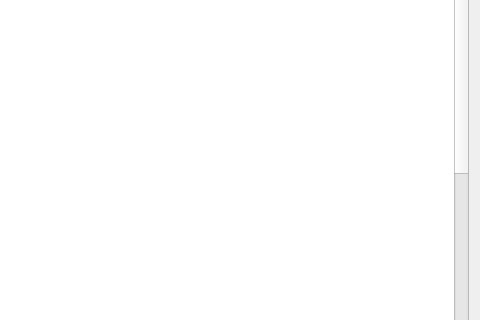
Before: the Qt Designer form about.ui in nie11kun/HorizonJuicerCreator, drawn with Qt 5; both pictures show x 820 to 1300 and y 220 to 540 of the 1300 by 689 pixel window.
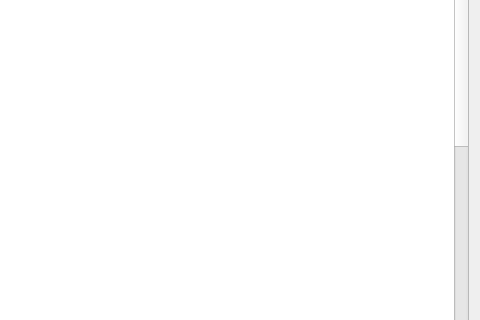
After: the same form once the commit is applied.

```diff
--- a/about.ui
+++ b/about.ui
@@ -82,6 +82,7 @@
 &lt;p style=&quot;-qt-paragraph-type:empty; margin-top:0px; margin-bottom:0px; margin-left:0px; margin-right:0px; -qt-block-indent:0; text-indent:0px; font-family:'MS Shell Dlg 2'; font-size:13pt;&quot;&gt;&lt;br /&gt;&lt;/p&gt;
 &lt;p style=&quot; margin-top:0px; margin-bottom:0px; margin-left:0px; margin-right:0px; -qt-block-indent:0; text-indent:0px;&quot;&gt;&lt;span style=&quot; font-family:'MS Shell Dlg 2'; font-size:13pt;&quot;&gt;隐藏功能激活：&lt;/span&gt;&lt;/p&gt;
 &lt;p style=&quot; margin-top:0px; margin-bottom:0px; margin-left:0px; margin-right:0px; -qt-block-indent:0; text-indent:0px;&quot;&gt;&lt;span style=&quot; font-family:'MS Shell Dlg 2'; font-size:13pt;&quot;&gt;  -通用齿形模块：变量表修改DRESSER[114]=1&lt;/span&gt;&lt;/p&gt;
+&lt;p style=&quot; margin-top:0px; margin-bottom:0px; margin-left:0px; margin-right:0px; -qt-block-indent:0; text-indent:0px;&quot;&gt;&lt;span style=&quot; font-family:'MS Shell Dlg 2'; font-size:13pt;&quot;&gt;  -通用齿形模块齿形右侧高低微调: 变量表修改INI[87], 需要调整接触角但不想改圆弧时可微调此处&lt;/span&gt;&lt;/p&gt;
 &lt;p style=&quot; margin-top:0px; margin-bottom:0px; margin-left:0px; margin-right:0px; -qt-block-indent:0; text-indent:0px;&quot;&gt;&lt;span style=&quot; font-family:'MS Shell Dlg 2'; font-size:13pt;&quot;&gt;  -界面头数修整参数显示：变量表修改WORK[4]=1&lt;/span&gt;&lt;/p&gt;
 &lt;p style=&quot; margin-top:0px; margin-bottom:0px; margin-left:0px; margin-right:0px; -qt-block-indent:0; text-indent:0px;&quot;&gt;&lt;span style=&quot; font-family:'MS Shell Dlg 2'; font-size:13pt;&quot;&gt;  -恒转速模式：变量表修改INI[144]=1&lt;/span&gt;&lt;/p&gt;
 &lt;p style=&quot; margin-top:0px; margin-bottom:0px; margin-left:0px; margin-right:0px; -qt-block-indent:0; text-indent:0px;&quot;&gt;&lt;span style=&quot; font-family:'MS Shell Dlg 2'; font-size:13pt;&quot;&gt;  -扩展工艺：变量表修改PROCESS[15]=1&lt;/span&gt;&lt;/p&gt;
@@ -96,7 +97,10 @@
 &lt;p style=&quot; margin-top:0px; margin-bottom:0px; margin-left:0px; margin-right:0px; -qt-block-indent:0; text-indent:0px;&quot;&gt;&lt;span style=&quot; font-family:'MS Shell Dlg 2'; font-size:13pt;&quot;&gt;  -C轴设置为主轴模式：变量表修改INI[130]=1  影响环形槽加工指令: DO MOV -&amp;gt; M3&lt;/span&gt;&lt;/p&gt;
 &lt;p style=&quot; margin-top:0px; margin-bottom:0px; margin-left:0px; margin-right:0px; -qt-block-indent:0; text-indent:0px;&quot;&gt;&lt;span style=&quot; font-family:'MS Shell Dlg 2'; font-size:13pt;&quot;&gt;  -磨削中心只磨内磨时结束不返回外磨Z安全位置：变量表修改PROCESS[118]=1&lt;/span&gt;&lt;/p&gt;
 &lt;p style=&quot; margin-top:0px; margin-bottom:0px; margin-left:0px; margin-right:0px; -qt-block-indent:0; text-indent:0px;&quot;&gt;&lt;span style=&quot; font-family:'MS Shell Dlg 2'; font-size:13pt;&quot;&gt;  -内螺纹螺距变换界面开启：变量表修改TOOL_SET[61]=1 (磨削界面显示)&lt;/span&gt;&lt;/p&gt;
-&lt;p style=&quot; margin-top:0px; margin-bottom:0px; margin-left:0px; margin-right:0px; -qt-block-indent:0; text-indent:0px;&quot;&gt;&lt;span style=&quot; font-family:'MS Shell Dlg 2'; font-size:13pt;&quot;&gt;  -内螺纹自动对刀测头测量位置(1工件后/-1工件前) B_MACHINE_INI 修改 TOOL_SET[43]&lt;/span&gt;&lt;/p&gt;&lt;/body&gt;&lt;/html&gt;</string>
+&lt;p style=&quot; margin-top:0px; margin-bottom:0px; margin-left:0px; margin-right:0px; -qt-block-indent:0; text-indent:0px;&quot;&gt;&lt;span style=&quot; font-family:'MS Shell Dlg 2'; font-size:13pt;&quot;&gt;  -内螺纹自动对刀测头测量位置(1工件后/-1工件前) B_MACHINE_INI 修改 TOOL_SET[43]&lt;/span&gt;&lt;/p&gt;
+&lt;p style=&quot; margin-top:0px; margin-bottom:0px; margin-left:0px; margin-right:0px; -qt-block-indent:0; text-indent:0px;&quot;&gt;&lt;span style=&quot; font-family:'MS Shell Dlg 2'; font-size:13pt;&quot;&gt;  -磨削中心外圆/端面加工时头架旋转方向 变量表修改TECHNOLOGY[230] (0正转/1反转)&lt;/span&gt;&lt;/p&gt;
+&lt;p style=&quot; margin-top:0px; margin-bottom:0px; margin-left:0px; margin-right:0px; -qt-block-indent:0; text-indent:0px;&quot;&gt;&lt;span style=&quot; font-family:'MS Shell Dlg 2'; font-size:13pt;&quot;&gt;  -磨削中心外磨修整器是否液压控制 变量表修改PROCESS[50] (0否1是)&lt;/span&gt;&lt;/p&gt;
+&lt;p style=&quot; margin-top:0px; margin-bottom:0px; margin-left:0px; margin-right:0px; -qt-block-indent:0; text-indent:0px;&quot;&gt;&lt;span style=&quot; font-family:'MS Shell Dlg 2'; font-size:13pt;&quot;&gt;  -磨削中心是否有自动门 变量表修改PROCESS[52] (0否1是)&lt;/span&gt;&lt;/p&gt;&lt;/body&gt;&lt;/html&gt;</string>
      </property>
     </widget>
    </item>
```
